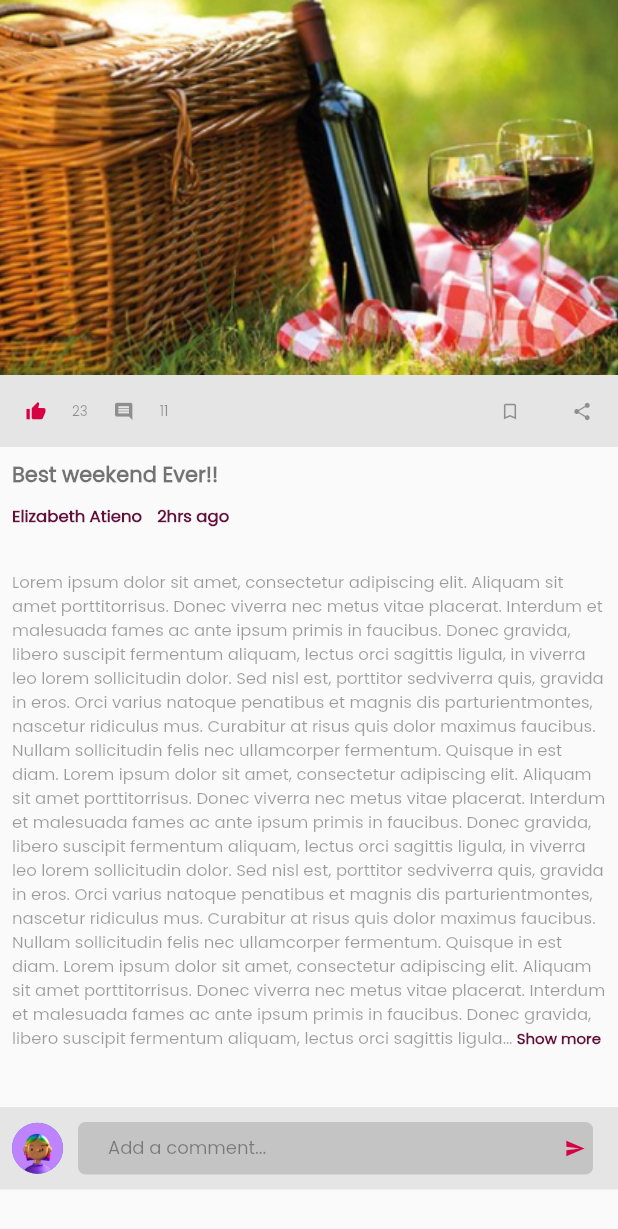
After one commit to Dinox869/zoho, a Flutter app: the home_details screen opened directly, on a phone screen of 412 x 824 dp. The commit adds this screen. Shown: the top 1229 px of the screen. Run offline on Flutter 3.47's test engine with Material 2 defaults, Android fonts, the phone set to English and light mode, and no system bars; drawn by our look-alikes of readmore; our stand-ins replace group_button.

Commit message:
progress on comment section

```diff
--- a/lib/UI/Home/Home_page.dart
+++ b/lib/UI/Home/Home_page.dart
@@ -1,4 +1,5 @@
 import 'package:flutter/material.dart';
+import 'package:zoho_wines/UI/Home_details/home_details.dart';
 import 'package:zoho_wines/UI/Knowledge/knowledge_section.dart';
 
 class Home_page extends StatefulWidget
@@ -20,8 +21,9 @@ class home extends State<Home_page>
   @override
   Widget build(BuildContext context) {
     return Scaffold(
-      body: SingleChildScrollView(
-        child: Container(
+      body: Wrap(
+          children: [
+            Container(
               child: Column(
                 children: [
                   SizedBox(height: 35),
@@ -89,15 +91,17 @@ class home extends State<Home_page>
                   ),
                   Container(
                     width: MediaQuery.of(context).size.width/1,
-                height: MediaQuery.of(context).size.height/1,
+                    height: MediaQuery.of(context).size.height/1.2,
                     child: ListView.builder(
                         itemCount: 4,
+                        physics: const AlwaysScrollableScrollPhysics(),
                         itemBuilder: (BuildContext ctxt, int index) =>listdisplay(ctxt,index)
                     ),
                   ),
                 ],
             ),
           )
+          ],
       ),
     );
   }
@@ -106,8 +110,14 @@ class home extends State<Home_page>
   {
 
     bool thumbs = false;
-
-    return Container(
+    return GestureDetector(
+      onTap: ()
+      {
+        Navigator.push(context, MaterialPageRoute(builder: (context)=>
+        home_details()
+        ));
+      },
+      child: Container(
         child: Column(
           children: [
             Divider(
@@ -243,8 +253,9 @@ class home extends State<Home_page>
                     fontWeight: FontWeight.bold
                 ),
               ),
-          )
+            ),
           ],
+        ),
       ),
     );
 
--- /dev/null
+++ b/lib/UI/Home_details/comment.dart
@@ -0,0 +1,80 @@
+import 'package:flutter/material.dart';
+
+class comment extends StatefulWidget
+{
+  @override
+  Comment createState()=> Comment();
+}
+
+class Comment extends State<comment>{
+  @override
+  Widget build(BuildContext context) {
+    return Scaffold(
+      appBar: AppBar(
+        leading: GestureDetector(
+          onTap: ()
+          {
+            Navigator.pop(context);
+          },
+          child: Image.asset('assets/images/back.png'),
+        ),
+        backgroundColor: Colors.white,
+        title: Padding(
+          padding: const EdgeInsets.only(top:2.0),
+          child: Text('Add comments',
+            style: TextStyle(
+                fontFamily: 'Poppins',
+                fontSize: 12,
+                color: Colors.black54
+            ),
+          ),
+        ),
+        centerTitle: true,
+        actions: [
+          Padding(
+            padding: const EdgeInsets.all(20.0),
+            child: Text('Post',
+            style: TextStyle(
+                color: Color(0xFFD60042),
+                fontFamily: 'Poppins',
+                fontWeight: FontWeight.bold,
+                fontSize: 12
+            ),
+            ),
+          )
+        ],
+      ),
+      body: Container(
+        child: Column(
+          crossAxisAlignment: CrossAxisAlignment.start,
+          mainAxisAlignment: MainAxisAlignment.spaceBetween,
+          children: [
+            Padding(
+              padding: const EdgeInsets.only(right:8.0,left:8.0,top:20),
+              child: TextFormField(
+                minLines: 2,
+                maxLines: 150,
+                style: TextStyle(
+                  color: Colors.black45,
+                  fontFamily: 'Poppins',
+                  fontSize: 12,
+
+                ),
+                keyboardType: TextInputType.multiline,
+                decoration: InputDecoration(
+                  hintText: 'Write a comment...',
+                  hintStyle: TextStyle(
+                      color: Colors.grey
+                  ),
+                  border: InputBorder.none,
+                ),
+              ),
+            ),
+            IconButton(icon: Icon(Icons.perm_media,size: 20,color: Colors.black38), onPressed: null)
+          ],
+        ),
+      ),
+    );
+  }
+
+}
--- /dev/null
+++ b/lib/UI/Home_details/home_details.dart
@@ -0,0 +1,304 @@
+import 'package:flutter/material.dart';
+import 'package:readmore/readmore.dart';
+import 'package:zoho_wines/UI/Home_details/comment.dart';
+
+class home_details extends StatefulWidget
+{
+  @override
+  Home createState()=> Home();
+}
+
+class Home extends State<home_details>
+{
+
+  List<String> imageassets = ["assets/images/line.png","assets/images/black.png","assets/images/rainbow.png","assets/images/pink.png","assets/images/line.png","assets/images/black.png"];
+
+  String texting = 'Lorem ipsum dolor sit amet, consectetur adipiscing elit. Aliquam sit amet porttitor'
+      'risus. Donec viverra nec metus vitae placerat. Interdum et malesuada fames ac an'
+      'te ipsum primis in faucibus. Donec gravida, libero suscipit fermentum aliquam, lect'
+      'us orci sagittis ligula, in viverra leo lorem sollicitudin dolor. Sed nisl est, porttitor sed'
+      'viverra quis, gravida in eros. Orci varius natoque penatibus et magnis dis parturient'
+      'montes, nascetur ridiculus mus. Curabitur at risus quis dolor maximus faucibus. Nul'
+      'lam sollicitudin felis nec ullamcorper fermentum. Quisque in est diam. ';
+
+  @override
+  Widget build(BuildContext context) {
+    return Scaffold(
+      body: SingleChildScrollView(
+        child: Container(
+          child: Column(
+            children: [
+              Container(
+                width: MediaQuery.of(context).size.width/1,
+                height: 250,
+                child: Image.asset('assets/images/wine_bottle.png',
+                  fit: BoxFit.fitHeight,
+                ),
+              ),
+              Container(
+                color: Color(0xFFE5E5E5),
+                child: Row(
+                  mainAxisAlignment: MainAxisAlignment.spaceBetween,
+                  children: [
+                    Container(
+                      child: Row(
+                        children: [
+                          IconButton(icon: Icon(Icons.thumb_up,color: Color(0xFFD60042),size: 14),
+                          onPressed: () {}),
+                          Text('23',
+                            style: TextStyle(
+                                color: Colors.black38,
+                                fontSize: 9,
+                                fontFamily: 'Poppins'
+                            ),
+                          ),
+                          IconButton(icon: Icon(Icons.comment,color: Colors.black38,size: 14), onPressed: null),
+                          Text('11',
+                            style: TextStyle(
+                                color: Colors.black38,
+                                fontSize: 9,
+                                fontFamily: 'Poppins'
+                            ),
+                          )
+                        ],
+                      ),
+                    ),
+                    Container(
+                      child: Row(
+                        children: [
+                          IconButton(icon: Icon(Icons.bookmark_border,color: Colors.black38,size: 14), onPressed: () {}),
+                          IconButton(icon: Icon(Icons.share,color: Colors.black38,size: 14), onPressed: null),
+                        ],
+                      ),
+                    ),
+                  ],
+                ),
+              ),
+              Padding(
+                padding: const EdgeInsets.all(8.0),
+                child: Row(
+                  mainAxisAlignment: MainAxisAlignment.start,
+                  children: [
+                    Text(
+                      'Best weekend Ever!!',
+                      style: TextStyle(
+                          fontFamily: 'Poppins',
+                          fontSize: 14,
+                          fontWeight: FontWeight.bold,
+                          color: Colors.black54
+                      ),
+                    ),
+                  ],
+                )
+              ),
+              Padding(
+                padding: const EdgeInsets.only(left:8.0,bottom:5,top:1),
+                child: Row(
+                  mainAxisAlignment: MainAxisAlignment.start,
+                  children: [
+                    Text(
+                      'Elizabeth Atieno',
+                      style: TextStyle(
+                        fontWeight: FontWeight.bold,
+                        fontFamily: 'Poppins',
+                        fontSize: 11,
+                        color: Color(0xFF62103B)
+                      ),
+                    ),
+                    SizedBox(width:10),
+                    Text(
+                      '2hrs ago',
+                      style: TextStyle(
+                          fontWeight: FontWeight.bold,
+                          fontFamily: 'Poppins',
+                          fontSize: 11,
+                          color: Color(0xFF62103B)
+                      ),
+                    )
+                  ],
+                ),
+              ),
+              SizedBox(height: 15,),
+              Padding(
+                padding: const EdgeInsets.all(8.0),
+                child: ReadMoreText(
+                  texting+texting+texting,
+                  trimLines: 20,
+                  style:  TextStyle(
+                      fontSize: 11, fontWeight: FontWeight.normal,
+                      fontFamily: 'Poppins',color: Colors.black38),
+                  colorClickableText: Colors.black54,
+                  trimMode: TrimMode.Line,
+                  trimCollapsedText: 'Show more',
+                  trimExpandedText: 'Show less',
+                  moreStyle: TextStyle(fontSize: 10, fontWeight: FontWeight.bold,
+                      fontFamily: 'Poppins',color: Color(0xFF62103B)),
+                  lessStyle: TextStyle(fontSize: 10, fontWeight: FontWeight.bold,
+                      fontFamily: 'Poppins',color: Color(0xFF62103B)),
+                ),
+              ),
+              SizedBox(height: 30),
+              Container(
+                color: Color(0xFFE5E5E5),
+                height: 55,
+                child: Padding(
+                  padding: const EdgeInsets.only(left:8.0),
+                  child: GestureDetector(
+                    onTap: ()
+                    {
+                      Navigator.push(context, MaterialPageRoute(builder: (context)=>
+                      comment()
+                      ));
+                    },
+                    child: Row(
+                      children: [
+                        CircleAvatar(
+                          radius: 17,
+                          backgroundImage: AssetImage('assets/images/rainbow.png'),
+                        ),
+                        Padding(
+                          padding: EdgeInsets.only(left:10),
+                          child:Container(
+                            width: MediaQuery.of(context).size.width/1.2,
+                            height: 35,
+                            decoration: new BoxDecoration(
+                                color: Color(0xFFC4C4C4),
+                                borderRadius:  new BorderRadius.only(
+                                  bottomLeft:   const Radius.circular(5.0),
+                                  topLeft:  const Radius.circular(5.0),
+                                  bottomRight:  const Radius.circular(5.0),
+                                  topRight:   const Radius.circular(5.0),
+                                )
+                            ),
+                            child: Padding(
+                              padding: const EdgeInsets.only(left:20),
+                              child: Row(
+                                mainAxisAlignment: MainAxisAlignment.spaceBetween,
+                                children: [
+                                  Text(
+                                    'Add a comment...',
+                                    style: TextStyle(
+                                      color:Colors.black38,
+                                      fontFamily: 'Poppins',
+                                      fontSize: 12
+                                    ),
+                                  ),
+                                  Padding(
+                                    padding: const EdgeInsets.only(right:5.0),
+                                    child: Icon(Icons.send, color: Color(0xFFD60042),size:14),
+                                  ),
+
+                                ],
+                              )
+                            ),
+                          ),
+                        ),
+                      ],
+                    ),
+                  ),
+                ),
+              ),
+              SizedBox(height: 30),
+              Container(
+                padding: EdgeInsets.only(bottom: 10),
+                color: Colors.white,
+                width: MediaQuery.of(context).size.width/1,
+                height:MediaQuery.of(context).size.height/1.8,
+                child: ListView.builder(
+                    itemCount: 6,
+                    physics: const AlwaysScrollableScrollPhysics(),
+                    itemBuilder: (BuildContext ctxt, int index) =>listdisplay(ctxt,index)
+                ),
+              )
+            ],
+          ),
+        ),
+      ),
+
+    );
+  }
+
+  listdisplay(BuildContext ctxt, int index) {
+    return Container(
+      width: MediaQuery.of(context).size.width/1,
+      child: Column(
+        children: [
+          Padding(
+            padding: const EdgeInsets.only(left: 8.0,top: 1),
+            child: Row(
+              mainAxisAlignment: MainAxisAlignment.start,
+              children: [
+                CircleAvatar(
+                  radius: 17,
+                  backgroundImage: AssetImage(imageassets[index]),
+                ),
+                SizedBox(width: 10),
+                Text('John Doe',
+                style: TextStyle(
+                  fontFamily: 'Poppins',
+                  fontWeight: FontWeight.bold,
+                  fontSize: 13,
+                  color: Colors.black54
+
+                ),
+                ),
+                SizedBox(width: 35),
+                Text('2 Jul',
+                  style: TextStyle(
+                      fontFamily: 'Poppins',
+                      fontWeight: FontWeight.bold,
+                      fontSize: 11,
+                      color: Colors.black54
+                  ),
+                )
+              ],
+            ),
+          ),
+          Padding(
+            padding: const EdgeInsets.only(left:50.0,right:14.0),
+             child: Text('Interdum et malesuada fames ac ante ipsum primis in faucibus. Donec'
+              'gravida, libero suscipit fermentum aliquam, lectus orci sagittis ligula, in'
+              'viverra leo lorem sollicitudin dolor. Sed nisl est, porttitor sed viverra quis,'
+              'gravida in eros. Orci varius natoque penatibus et magnis dis parturient'
+              'montes, nascetur ridiculus mus. Curabitur at risus quis dolor maximus fa'
+              'ucibus. Nullam sollicitudin felis nec ullamcorper fermentum. Quisque in e'
+              'st diam. ',
+            style: TextStyle(
+              color: Colors.black45,
+              fontSize: 11,
+              fontFamily: 'Poppins',
+            ),
+            ),
+          ),
+          Padding(
+            padding: const EdgeInsets.only(left:35.0),
+            child: Row(
+              children: [
+                IconButton(icon: Icon(Icons.thumb_up,color: Color(0xFFD60042),size: 15), onPressed: null),
+                Text('16',style: TextStyle(
+                  fontSize: 11,
+                  fontFamily: 'Poppins',
+                  color: Colors.black38
+                ),),
+                SizedBox(width:15),
+                IconButton(icon: Icon(Icons.reply,color: Colors.black38,size: 15,), onPressed: null),
+                Text('Reply',style: TextStyle(
+                    fontSize: 11,
+                    fontFamily: 'Poppins',
+                    color: Colors.black38
+                ),),
+
+              ],
+            ),
+          ),
+          SizedBox(height: 13),
+          Divider(
+            thickness: 0.5,
+            color: Colors.grey,
+          ),
+        ],
+      ),
+    );
+  }
+
+}
--- a/lib/UI/Knowledge/knowledge_section.dart
+++ b/lib/UI/Knowledge/knowledge_section.dart
@@ -12,8 +12,8 @@ class know_sec extends State<knowledge_section>{
   @override
   Widget build(BuildContext context) {
     return Scaffold(
-      body: SingleChildScrollView(
-        child: Container(
+      body: Wrap(
+        children: [Container(
           color: Color(0xFFC4C4C4),
           child: Column(
             children: [
@@ -63,11 +63,11 @@ class know_sec extends State<knowledge_section>{
                         child: Padding(
                           padding: const EdgeInsets.all(15.0),
                           child: Text('5 Perfect Picnic wines, according to a wine expert from Kenya || By Victoria Munywoki',
-                          style: TextStyle(
-                            color: Colors.white,
-                            fontFamily: 'Poppins',
-                            fontSize: 13
-                          ),
+                            style: TextStyle(
+                                color: Colors.white,
+                                fontFamily: 'Poppins',
+                                fontSize: 13
+                            ),
                           ),
                         ),
                       ),
@@ -76,9 +76,10 @@ class know_sec extends State<knowledge_section>{
                 ),
               ),
               Container(
+                padding: EdgeInsets.only(bottom: 10),
                 color: Colors.white,
                 width: MediaQuery.of(context).size.width/1,
-                height: 500,
+                height:MediaQuery.of(context).size.height/1.8,
                 child: ListView.builder(
                     itemCount: 6,
                     itemBuilder: (BuildContext ctxt, int index) =>listdisplay(ctxt,index)
@@ -87,7 +88,8 @@ class know_sec extends State<knowledge_section>{
 
             ],
           ),
-        ),
+        )
+        ],
       ),
     );
   }
@@ -155,7 +157,6 @@ class know_sec extends State<knowledge_section>{
                         Padding(
                           padding: const EdgeInsets.only(right:10.0,top: 4),
                           child:Icon(Icons.share,color: Color(0xFF62103B),size: 14,)
-//                        Image.asset('assets/images/share.png'),
                         )
                     ],
                   ),
--- /dev/null
+++ b/lib/UI/Profile/profile.dart
@@ -0,0 +1,29 @@
+import 'package:flutter/material.dart';
+
+class profile extends StatefulWidget
+{
+  @override
+  Profile createState()=> Profile();
+}
+
+class Profile extends State<profile>
+{
+  @override
+  Widget build(BuildContext context) {
+    return Scaffold(
+     body: Container(
+       child: Column(
+         children: [
+           Row(
+             mainAxisAlignment: MainAxisAlignment.spaceBetween,
+             children: [
+               Image.asset('name')
+             ],
+           )
+         ],
+       ),
+     ),
+    );
+  }
+
+}
--- a/pubspec.yaml
+++ b/pubspec.yaml
@@ -29,6 +29,7 @@ dependencies:
   # Use with the CupertinoIcons class for iOS style icons.
   cupertino_icons: ^1.0.0
   group_button: ^1.1.0
+  readmore: ^1.0.1
 
 dev_dependencies:
   flutter_test:
```
Also changed, not shown: pubspec.lock. Lines whose indentation alone changed are shown as unchanged.
